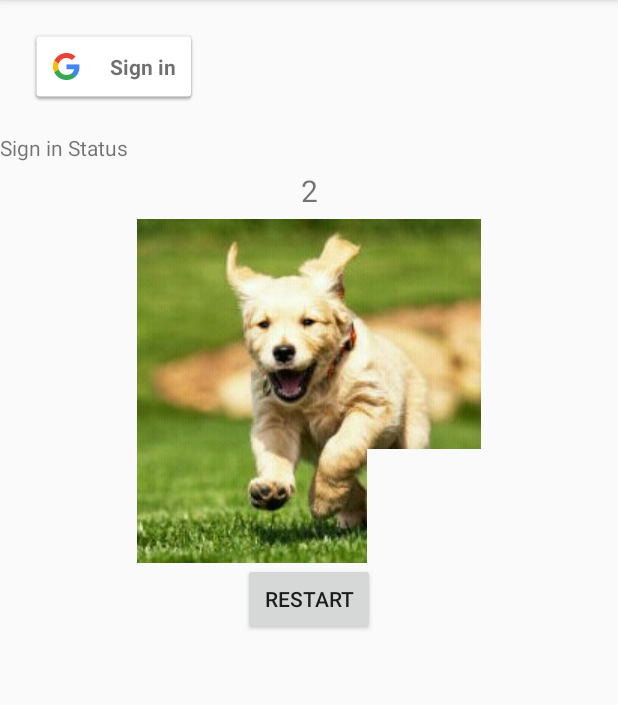
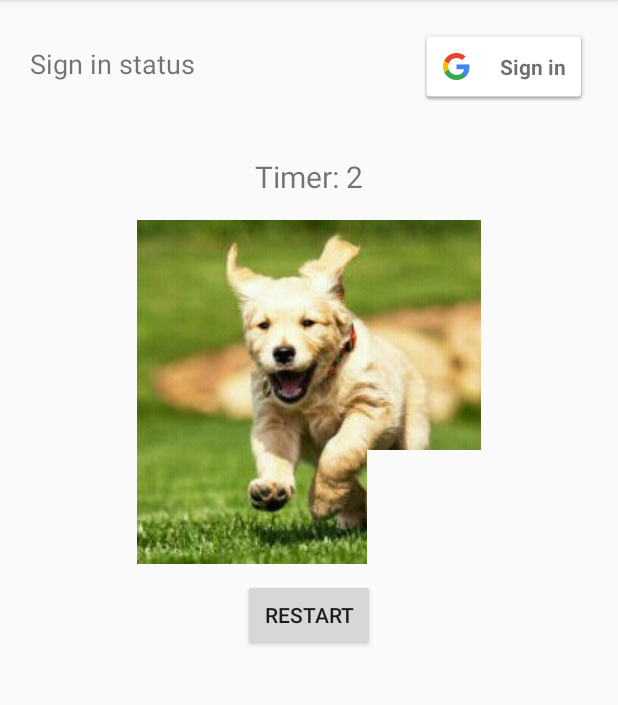
Before and after one commit to dennisXZX/DXPuzzle, an Android app: the screen it shows after launch (MainActivity), on a phone screen of 412 x 824 dp, the part 84-789 px from its top. Run offline under Robolectric (Android 15) with nearby library versions, the phone set to English and light mode, and no system bars.

Commit message:
improved UI arrangement and alignment

```diff
--- a/app/src/main/java/com/dennisxiao/dxpuzzle/MainActivity.java
+++ b/app/src/main/java/com/dennisxiao/dxpuzzle/MainActivity.java
@@ -95,7 +95,7 @@ public class MainActivity extends AppCompatActivity implements OnClickListener,
         public void handleMessage(Message msg) {
             if(msg.what == 1){
                 String time = (String) msg.obj;
-                puzzleTime.setText(time);
+                puzzleTime.setText("Timer: " + time);
             }
         }
     };
--- a/app/src/main/res/layout/activity_main.xml
+++ b/app/src/main/res/layout/activity_main.xml
@@ -4,39 +4,44 @@
     android:layout_height="match_parent"
     android:orientation="vertical" >
 
-    <LinearLayout
+    <RelativeLayout
         android:layout_width="match_parent"
         android:layout_height="wrap_content"
         android:orientation="horizontal"
         android:padding="20dp">
 
+        <!-- display the sign in / sign out status -->
+        <TextView
+            android:id="@+id/sign_in_status"
+            android:layout_width="wrap_content"
+            android:layout_height="wrap_content"
+            android:textSize="18sp"
+            android:paddingTop="10dp"
+            android:layout_alignParentLeft="true"
+            android:text="Sign in status" />
+
         <com.google.android.gms.common.SignInButton
             android:id="@+id/sign_in_button"
             android:layout_width="wrap_content"
-            android:layout_height="wrap_content" />
+            android:layout_height="wrap_content"
+            android:layout_alignParentRight="true" />
 
         <Button
             android:id="@+id/sign_out_button"
             android:layout_width="wrap_content"
             android:layout_height="wrap_content"
-            android:text="Sign Out" />
+            android:text="Sign Out"
+            android:layout_alignParentRight="true"/>
 
-    </LinearLayout>
-
-    <!-- display the sign in / sign out status -->
-    <TextView
-        android:id="@+id/sign_in_status"
-        android:layout_width="wrap_content"
-        android:layout_height="wrap_content"
-        android:text="Sign in Status"/>
+    </RelativeLayout>
 
     <TextView
         android:id="@+id/puzzleTime"
         android:layout_width="match_parent"
         android:layout_height="wrap_content"
         android:textAlignment="center"
-        android:layout_marginBottom="5dp"
-        android:layout_marginTop="5dp"
+        android:layout_marginBottom="15dp"
+        android:layout_marginTop="15dp"
         android:textSize="20sp"
         android:text="Timer: 0" />
 
@@ -119,6 +124,7 @@
         android:id="@+id/btn_reset"
         android:layout_width="wrap_content"
         android:layout_height="wrap_content"
+        android:layout_marginTop="10dp"
         android:layout_gravity="center_horizontal"
         android:text="RESTART"
         />
```
